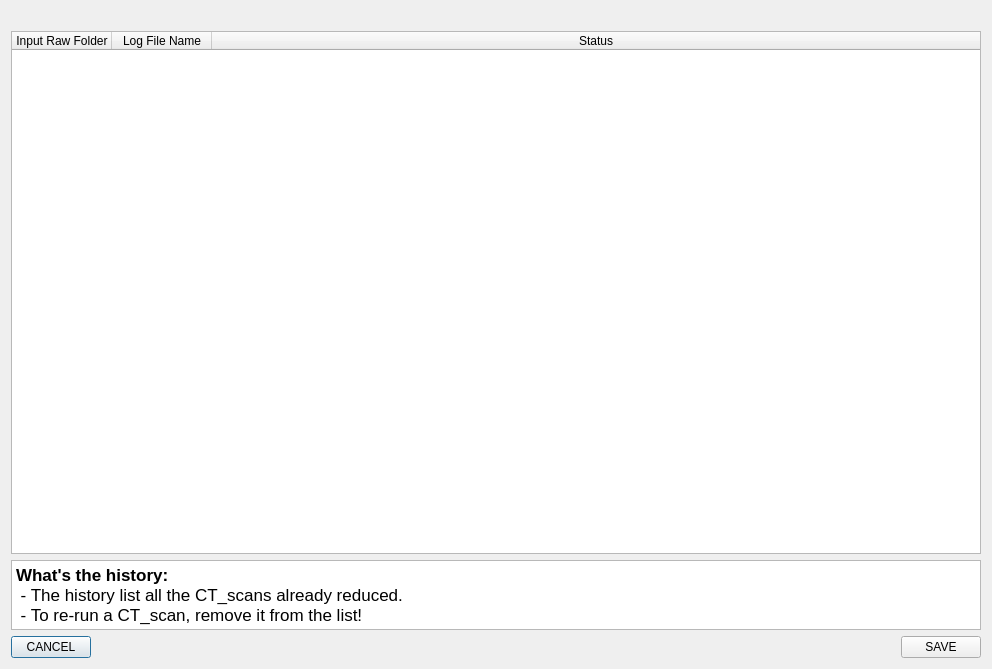
This is rockit_autoreconstruction_ui/ui/history.ui in ornlneutronimaging/rockit_autoreconstruction_ui as Qt 5 draws it before an edit. The edited form follows.
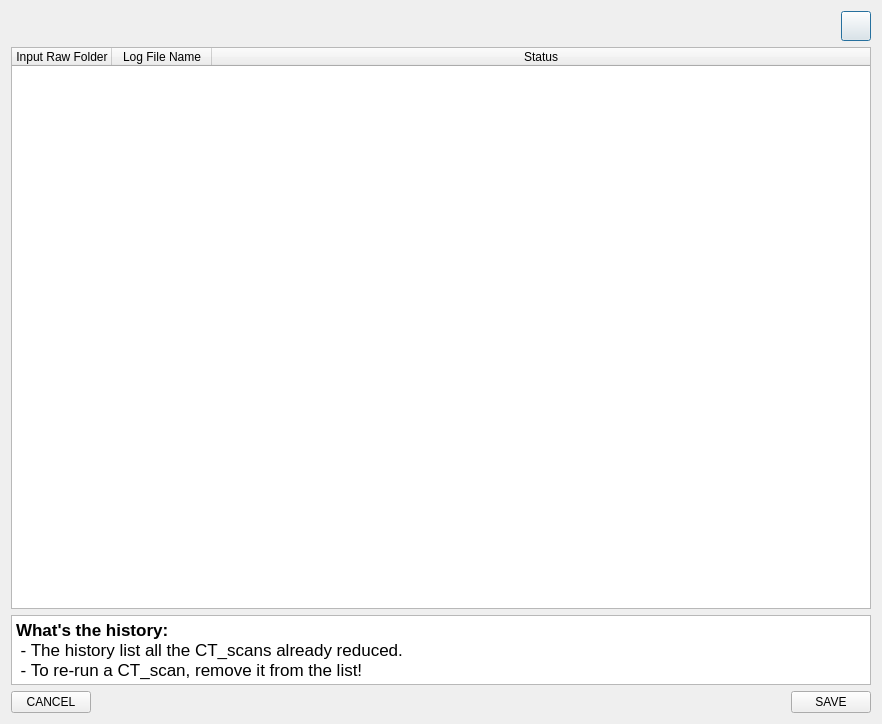
This is the edited form.

What changed in the file:
```diff
--- a/rockit_autoreconstruction_ui/ui/history.ui
+++ b/rockit_autoreconstruction_ui/ui/history.ui
@@ -9,8 +9,8 @@
    <rect>
     <x>0</x>
     <y>0</y>
-    <width>992</width>
-    <height>669</height>
+    <width>882</width>
+    <height>724</height>
    </rect>
   </property>
   <property name="windowTitle">
@@ -18,6 +18,8 @@
   </property>
   <layout class="QVBoxLayout" name="verticalLayout">
    <item>
+    <layout class="QHBoxLayout" name="horizontalLayout_2">
+     <item>
     <widget class="QLabel" name="error_label">
      <property name="palette">
       <palette>
@@ -62,6 +64,27 @@
     </widget>
    </item>
    <item>
+      <widget class="QPushButton" name="refresh_button">
+       <property name="minimumSize">
+        <size>
+         <width>30</width>
+         <height>30</height>
+        </size>
+       </property>
+       <property name="maximumSize">
+        <size>
+         <width>30</width>
+         <height>30</height>
+        </size>
+       </property>
+       <property name="text">
+        <string/>
+       </property>
+      </widget>
+     </item>
+    </layout>
+   </item>
+   <item>
     <widget class="QTableWidget" name="history_tableWidget">
      <property name="contextMenuPolicy">
       <enum>Qt::CustomContextMenu</enum>
```
Left out of the diff: 29 changed lines with no effect on the pictures. Lines whose indentation alone changed are shown as unchanged.
